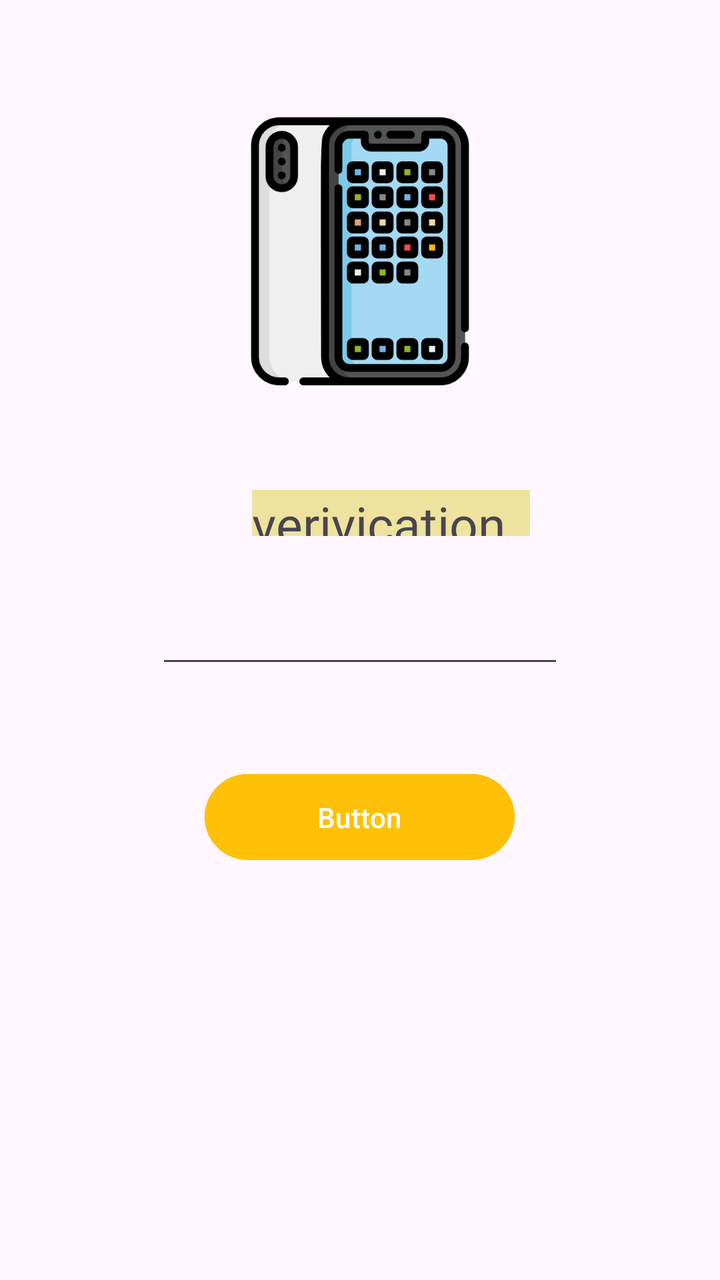
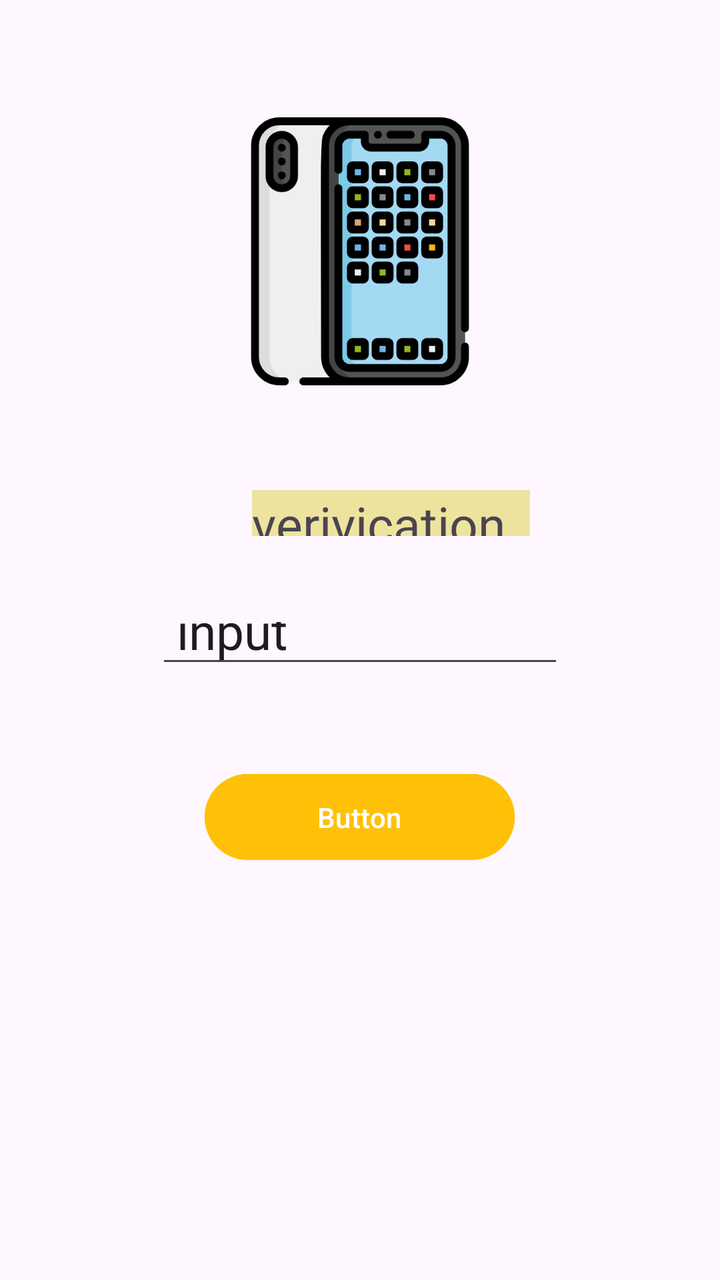

Screens rendered from an Android XML layout before and after an edit, with the pre-edit source and the edit as a unified diff.
<!-- AndroidManifest.xml: application theme Theme.Jupiter_mirna -->
<!-- res/layout/activity_third.xml -->
<?xml version="1.0" encoding="utf-8"?>
<androidx.constraintlayout.widget.ConstraintLayout xmlns:android="http://schemas.android.com/apk/res/android"
    xmlns:app="http://schemas.android.com/apk/res-auto"
    xmlns:tools="http://schemas.android.com/tools"
    android:id="@+id/main"
    android:layout_width="match_parent"
    android:layout_height="match_parent"
    tools:context=".Pertemuan3.ThirdActivity">

    <Button
        android:id="@+id/BtnKirim"
        android:layout_width="155dp"
        android:layout_height="51dp"
        android:layout_marginHorizontal="80sp"
        android:layout_marginVertical="20sp"
        android:backgroundTint="#FFC107"
        android:text="Button"
        app:layout_constraintBottom_toBottomOf="parent"
        app:layout_constraintEnd_toEndOf="parent"
        app:layout_constraintHorizontal_bias="0.498"
        app:layout_constraintStart_toStartOf="parent"
        app:layout_constraintTop_toBottomOf="@+id/inputNoTujuan"
        app:layout_constraintVertical_bias="0.115" />

    <EditText
        android:id="@+id/inputNoTujuan"
        android:layout_width="204dp"
        android:layout_height="38dp"
        android:ems="10"
        android:inputType="text"
        android:text=" "
        android:textSize="25sp"
        app:layout_constraintBottom_toBottomOf="parent"
        app:layout_constraintEnd_toEndOf="parent"
        app:layout_constraintStart_toStartOf="parent"
        app:layout_constraintTop_toTopOf="parent" />

    <ImageView
        android:id="@+id/imageView"
        android:layout_width="134dp"
        android:layout_height="144dp"
        app:layout_constraintBottom_toBottomOf="parent"
        app:layout_constraintEnd_toEndOf="parent"
        app:layout_constraintStart_toStartOf="parent"
        app:layout_constraintTop_toTopOf="parent"
        app:layout_constraintVertical_bias="0.108"
        app:srcCompat="@drawable/iphone" />

    <TextView
        android:id="@+id/verif"
        android:layout_width="139dp"
        android:layout_height="23dp"
        android:background="@color/kuning"
        android:fontFamily="@font/cweyons_regular"
        android:text="@string/verif"
        android:textSize="25sp"
        app:layout_constraintBottom_toBottomOf="parent"
        app:layout_constraintEnd_toEndOf="parent"
        app:layout_constraintHorizontal_bias="0.57"
        app:layout_constraintStart_toStartOf="parent"
        app:layout_constraintTop_toBottomOf="@+id/imageView"
        app:layout_constraintVertical_bias="0.113" />

</androidx.constraintlayout.widget.ConstraintLayout>
<!-- resources referenced by this layout -->
<resources>
  <color name="kuning">#EDE39F</color>
  <!-- drawable iphone: png bitmap (drawable, 30028 bytes) -->
  <string name="verif">verivication </string>
  <style name="Theme.Jupiter_mirna" parent="Base.Theme.Jupiter_mirna" />
  <style name="Base.Theme.Jupiter_mirna" parent="Theme.Material3.DayNight.NoActionBar">
          
          
      </style>
</resources>

<!-- the commit's change to res/layout/activity_third.xml (unified diff, before → after) -->
@@ -28,7 +28,7 @@
         android:layout_height="38dp"
         android:ems="10"
         android:inputType="text"
-        android:text=" "
+        android:text=" input "
         android:textSize="25sp"
         app:layout_constraintBottom_toBottomOf="parent"
         app:layout_constraintEnd_toEndOf="parent"
